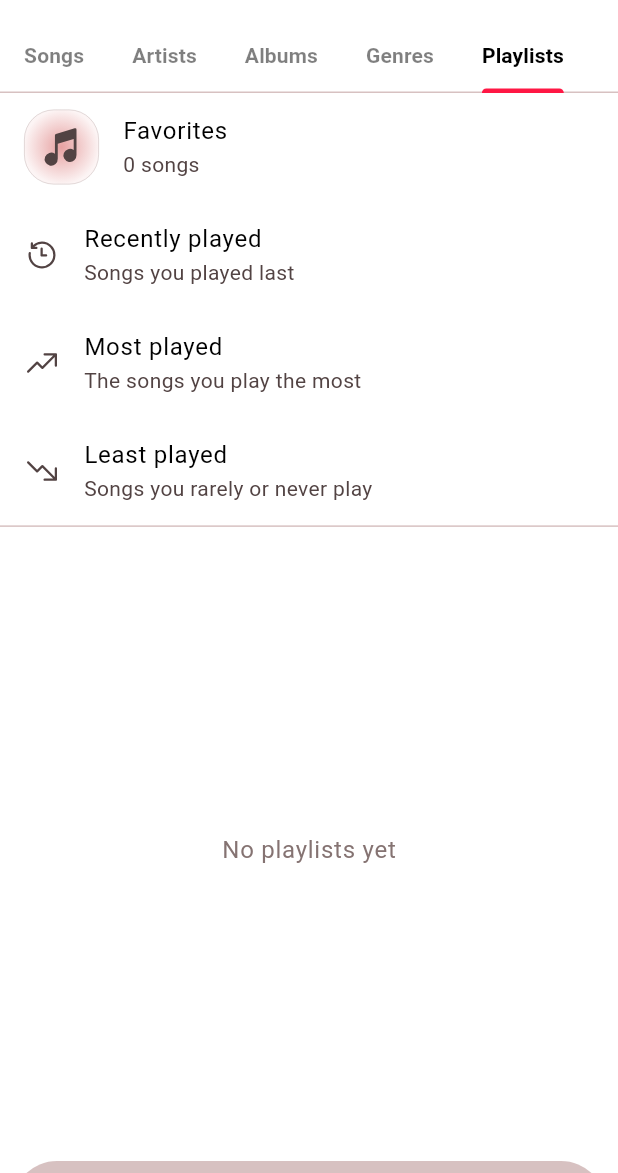
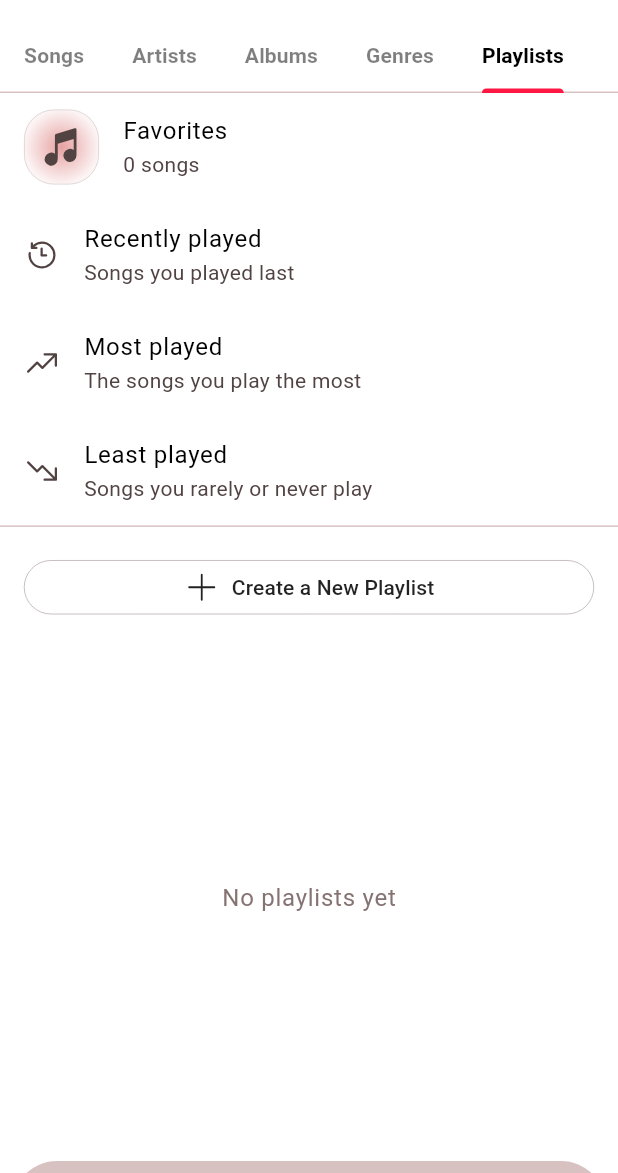
Before and after one commit to blackmonk13/tunes, a Flutter app: the screen it shows after launch, tab 5 chosen, on a phone screen of 412 x 824 dp, the part 63-1236 px from its top. Run offline on Flutter 3.47's test engine with Material 3 defaults, Android fonts, the phone set to English and light mode, and no system bars; our stand-ins replace file_picker, flex_color_scheme, fluentui_system_icons, flutter_form_builder, flutter_hooks, form_builder_validators and 15 more; missing offline and left inert: form_builder_extra_fields, layout, mpeg_codec; accounts and stored records are empty; generated files the repository leaves out were written again.

Commit message:
fix: keep the create playlist button when there are no playlists besides favorites

```diff
--- a/lib/views/playlists_list_view.dart
+++ b/lib/views/playlists_list_view.dart
@@ -81,7 +81,9 @@ class AsyncPlaylistView extends StatelessWidget {
           }).toList();
         }
 
-        if (playlists.isEmpty) {
+        // With nothing to search for and no playlists, the button to create
+        // one is still shown.
+        if (playlists.isEmpty && searchQuery.isNotEmpty) {
           return Padding(
             padding: const EdgeInsets.all(16.0),
             child: Column(
@@ -136,7 +138,16 @@ class AsyncPlaylistView extends StatelessWidget {
               ),
             ),
             Expanded(
-              child: ListView.builder(
+              child: playlists.isEmpty
+                  ? Center(
+                      child: Text(
+                        "No playlists yet",
+                        style: context.textTheme.bodyLarge?.copyWith(
+                          color: context.colorScheme.outline,
+                        ),
+                      ),
+                    )
+                  : ListView.builder(
                       // padding: EdgeInsets.symmetric(horizontal: 16.0),
                       itemCount: playlists.length,
                       itemBuilder: (BuildContext context, int index) {
```
Lines whose indentation alone changed are shown as unchanged.
